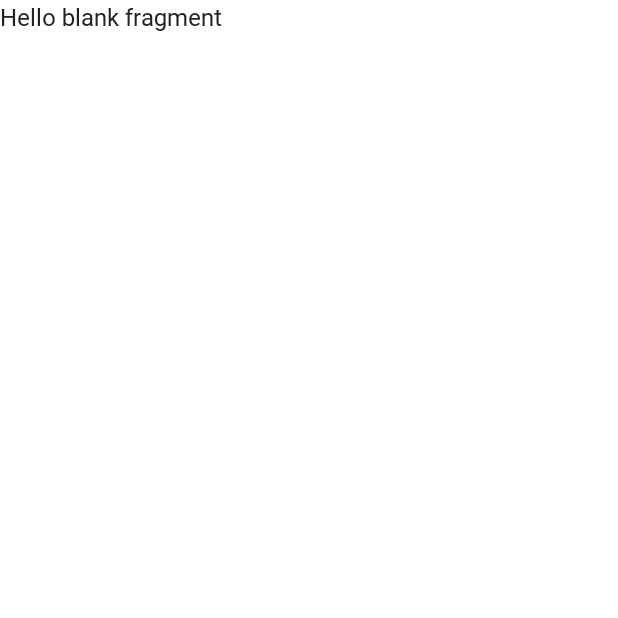
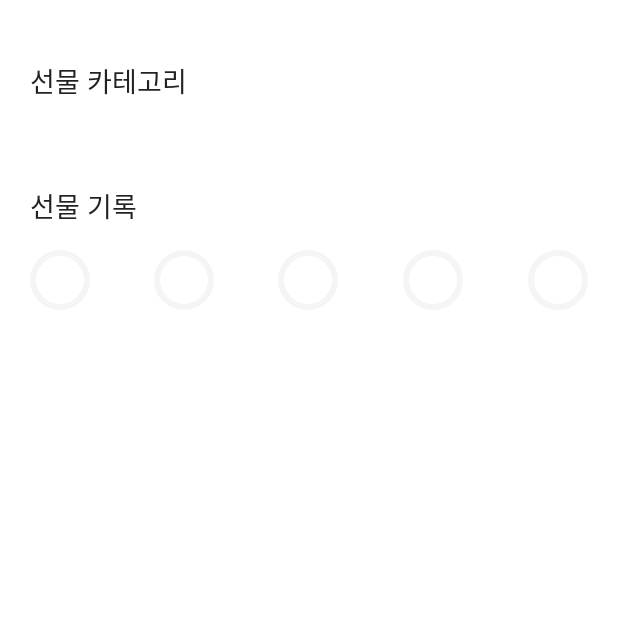
Before and after one commit to Favor-Gift-Reminder/Favor-Android2, an Android app: the fragment SearchMainFragment shown on its own in the app's theme, on a phone screen of 412 x 824 dp, the top half of it. Run offline under Robolectric (Android 15) with nearby library versions, the phone set to English and light mode, and no system bars.

Commit message:
Feat. Fragment SearchMain 구성

```diff
--- a/app/src/main/res/layout/fragment_search_main.xml
+++ b/app/src/main/res/layout/fragment_search_main.xml
@@ -1,14 +1,77 @@
 <?xml version="1.0" encoding="utf-8"?>
-<FrameLayout xmlns:android="http://schemas.android.com/apk/res/android"
+<LinearLayout xmlns:android="http://schemas.android.com/apk/res/android"
+    xmlns:app="http://schemas.android.com/apk/res-auto"
     xmlns:tools="http://schemas.android.com/tools"
     android:layout_width="match_parent"
     android:layout_height="match_parent"
-    tools:context=".UI.Search.SearchMainFragment">
+    android:background="@color/white"
+    android:orientation="vertical"
+    android:paddingStart="20dp"
+    tools:context=".UI.Search.SearchMainFragment"
+    tools:ignore="ContentDescription,HardcodedText,RtlSymmetry">
 
-    <!-- TODO: Update blank fragment layout -->
     <TextView
+        android:layout_width="wrap_content"
+        android:layout_height="wrap_content"
+        android:layout_marginTop="40dp"
+        android:fontFamily="@font/pretendard_bold"
+        android:text="선물 카테고리"
+        android:textSize="18sp" />
+
+    <androidx.recyclerview.widget.RecyclerView
         android:layout_width="match_parent"
-        android:layout_height="match_parent"
-        android:text="@string/hello_blank_fragment" />
+        android:layout_height="wrap_content"
+        android:layout_marginTop="16dp"
+        android:orientation="horizontal"
+        app:layoutManager="androidx.recyclerview.widget.LinearLayoutManager"
+        tools:listitem="@layout/item_category" />
 
-</FrameLayout>
+    <TextView
+        android:layout_width="wrap_content"
+        android:layout_height="wrap_content"
+        android:layout_marginTop="40dp"
+        android:fontFamily="@font/pretendard_bold"
+        android:text="선물 기록"
+        android:textSize="18sp" />
+
+    <LinearLayout
+        android:layout_width="match_parent"
+        android:layout_height="wrap_content"
+        android:layout_marginTop="16dp"
+        android:layout_marginEnd="20dp"
+        android:orientation="horizontal">
+
+        <ImageView
+            android:layout_width="40dp"
+            android:layout_height="40dp"
+            android:src="@drawable/tmp_icon_history" />
+
+        <include layout="@layout/component_weight1" />
+
+        <ImageView
+            android:layout_width="40dp"
+            android:layout_height="40dp"
+            android:src="@drawable/tmp_icon_history" />
+
+        <include layout="@layout/component_weight1" />
+
+        <ImageView
+            android:layout_width="40dp"
+            android:layout_height="40dp"
+            android:src="@drawable/tmp_icon_history" />
+
+        <include layout="@layout/component_weight1" />
+
+        <ImageView
+            android:layout_width="40dp"
+            android:layout_height="40dp"
+            android:src="@drawable/tmp_icon_history" />
+
+        <include layout="@layout/component_weight1" />
+
+        <ImageView
+            android:layout_width="40dp"
+            android:layout_height="40dp"
+            android:src="@drawable/tmp_icon_history" />
+    </LinearLayout>
+</LinearLayout>
```
